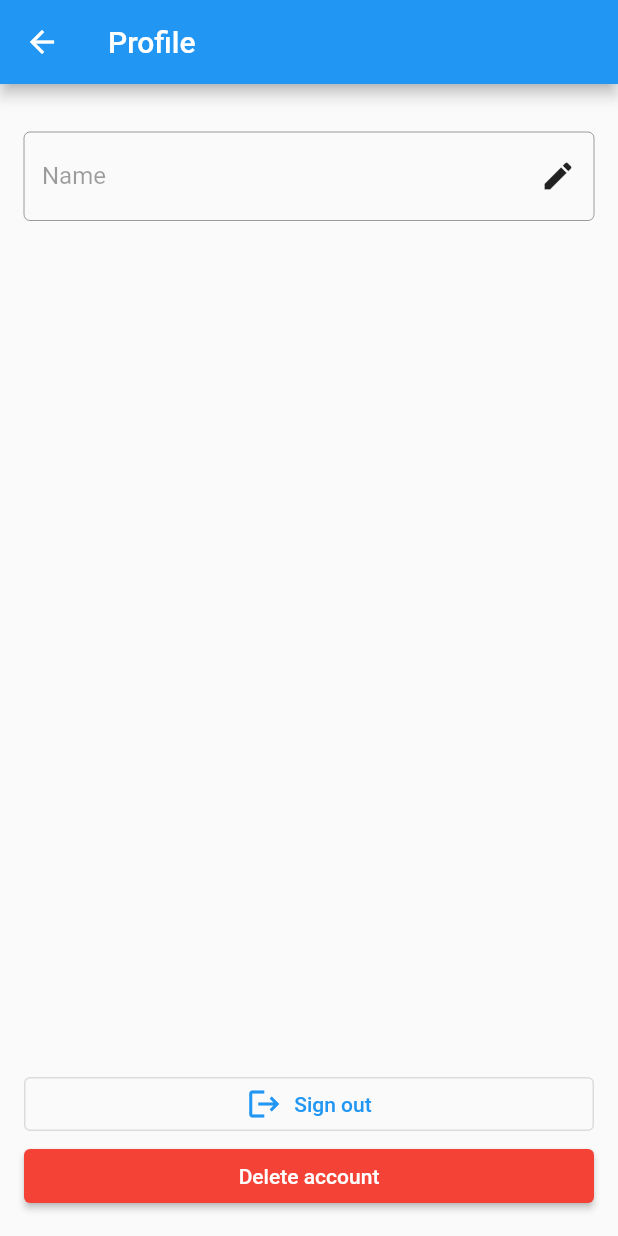
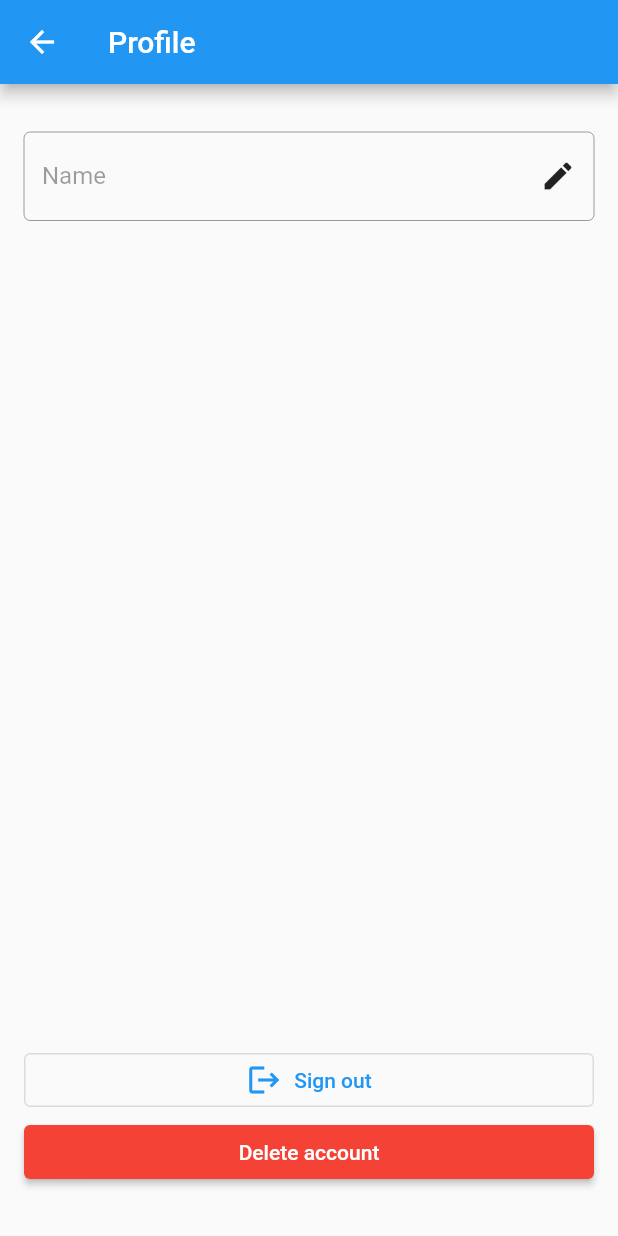
Before and after one commit to devsalih/FireChat, a Flutter app: the HomePage screen opened directly, after a tap on the "person" icon, on a phone screen of 412 x 824 dp. Run offline on Flutter 3.47's test engine with Material 2 defaults, Android fonts, the phone set to English and light mode, and no system bars; our stand-ins replace cloud_firestore, firebase_auth, firebase_core, flutter_dotenv; missing offline and left inert: firebase_ui_auth, firebase_ui_oauth_apple, firebase_ui_oauth_facebook, firebase_ui_oauth_google; accounts and stored records are empty.

Commit message:
refactor: updated folder structure and made code modifications

```diff
--- a/lib/home_page.dart
+++ b/lib/screens/home_page.dart
@@ -7,7 +7,6 @@ class HomePage extends StatelessWidget {
   Widget build(BuildContext context) {
     return Scaffold(
       appBar: AppBar(
-        automaticallyImplyLeading: false,
         title: const Text('Home'),
         actions: [
           IconButton(
--- a/lib/profile_page.dart
+++ b/lib/screens/profile_page.dart
@@ -1,8 +1,8 @@
 import 'package:flutter/material.dart';
 
-import 'delete_account_button.dart';
-import 'edit_display_name.dart';
-import 'sign_out_button.dart';
+import '../widgets/delete_account_button.dart';
+import '../widgets/edit_display_name.dart';
+import '../widgets/sign_out_button.dart';
 
 class ProfilePage extends StatelessWidget {
   const ProfilePage({Key? key}) : super(key: key);
@@ -13,11 +13,10 @@ class ProfilePage extends StatelessWidget {
       appBar: AppBar(title: const Text('Profile')),
       body: SafeArea(
         child: Padding(
-          padding: const EdgeInsets.all(16.0),
+          padding: const EdgeInsets.symmetric(horizontal: 16, vertical: 32),
           child: Column(
             crossAxisAlignment: CrossAxisAlignment.stretch,
             children: const [
-              SizedBox(height: 16.0),
               EditDisplayName(),
               Spacer(),
               SignOutButton(),
--- a/lib/firebase_service.dart
+++ b/lib/services/firebase_service.dart
@@ -5,14 +5,14 @@ class FirebaseService {
   static final FirebaseAuth _auth = FirebaseAuth.instance;
   static final db = FirebaseFirestore.instance;
 
-  static User? get _currentUser => _auth.currentUser;
+  static User? get currentUser => _auth.currentUser;
 
-  static String? get _uid => _currentUser?.uid;
+  static String? get _uid => currentUser?.uid;
 
-  static String? get displayName => _currentUser?.displayName;
+  static String? get displayName => currentUser?.displayName;
 
   static void writeUser() {
-    final user = _currentUser;
+    final user = currentUser;
     if (user == null) return;
     db.collection('users').doc(user.uid).set({
       'email': user.email,
@@ -27,7 +27,7 @@ class FirebaseService {
   }
 
   static void updateLastSignInTime() {
-    final user = _currentUser;
+    final user = currentUser;
     if (user == null) return;
     db.collection('users').doc(user.uid).update({
       'lastSignInTime': DateTime.now(),
@@ -50,14 +50,14 @@ class FirebaseService {
   }
 
   static Future<void> deleteUser() async {
-    final user = _currentUser;
+    final user = currentUser;
     if (user == null) return;
     await user.delete();
     await db.collection('users').doc(user.uid).delete();
   }
 
   static Future<void> updateDisplayName(String name) async {
-    final user = _currentUser;
+    final user = currentUser;
     if (user == null) return;
     if (name == user.displayName || name.isEmpty) return;
     await db.collection('users').doc(user.uid).update({'displayName': name});
--- a/lib/delete_account_button.dart
+++ b/lib/widgets/delete_account_button.dart
@@ -1,6 +1,6 @@
 import 'package:flutter/material.dart';
 
-import 'firebase_service.dart';
+import '../services/firebase_service.dart';
 
 class DeleteAccountButton extends StatelessWidget {
   const DeleteAccountButton({Key? key}) : super(key: key);
@@ -10,7 +10,7 @@ class DeleteAccountButton extends StatelessWidget {
     return ElevatedButton(
       style: ElevatedButton.styleFrom(backgroundColor: Colors.red),
       onPressed: () => FirebaseService.deleteUser().then((_) {
-        Navigator.pushReplacementNamed(context, '/login');
+        Navigator.pushNamedAndRemoveUntil(context, '/login', (_) => false);
       }),
       child: const Text('Delete account'),
     );
--- a/lib/edit_display_name.dart
+++ b/lib/widgets/edit_display_name.dart
@@ -1,6 +1,6 @@
 import 'package:flutter/material.dart';
 
-import 'firebase_service.dart';
+import '../services/firebase_service.dart';
 
 class EditDisplayName extends StatefulWidget {
   const EditDisplayName({Key? key}) : super(key: key);
--- a/lib/sign_out_button.dart
+++ b/lib/widgets/sign_out_button.dart
@@ -1,6 +1,6 @@
 import 'package:flutter/material.dart';
 
-import 'firebase_service.dart';
+import '../services/firebase_service.dart';
 
 class SignOutButton extends StatelessWidget {
   const SignOutButton({Key? key}) : super(key: key);
@@ -9,7 +9,7 @@ class SignOutButton extends StatelessWidget {
   Widget build(BuildContext context) {
     return OutlinedButton(
       onPressed: () => FirebaseService.signOut().then((_) {
-        Navigator.pushReplacementNamed(context, '/login');
+        Navigator.pushNamedAndRemoveUntil(context, '/login', (_) => false);
       }),
       child: Row(
         mainAxisSize: MainAxisSize.min,
```
Also changed, not shown: lib/main.dart (+9 -11 lines), lib/screens/login_page.dart (renamed from lib/login_page.dart, +4 -4 lines), lib/screens/phone_page.dart (renamed from lib/phone_page.dart, +4 -3 lines).
